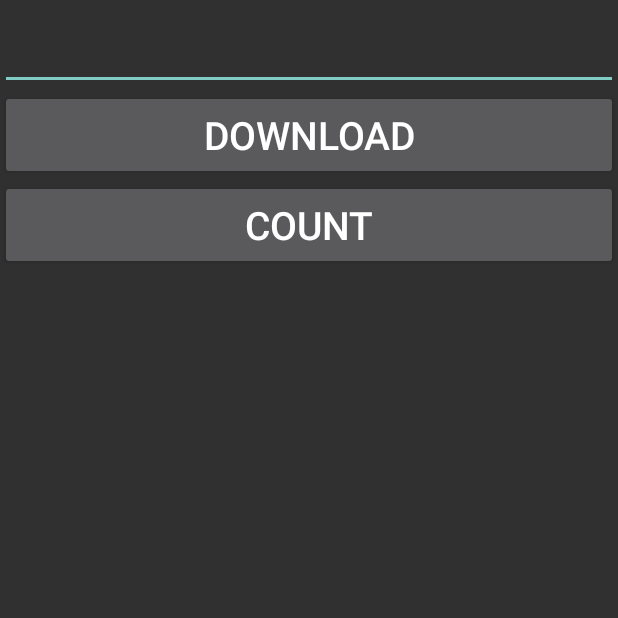
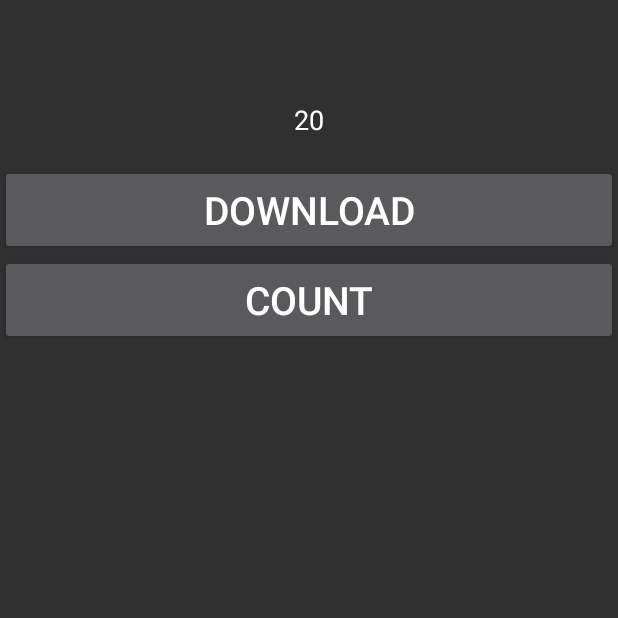
Before and after one commit to sanders-josh/JSanders22Ex, an Android app: the HandlerActivity screen opened directly, with no data from a screen before it, on a phone screen of 412 x 824 dp, the top half of it. Run offline under Robolectric (Android 15) with nearby library versions, the phone set to English and light mode, and no system bars; our stand-ins replace ButterKnife.

Commit message:
handler working

```diff
--- a/app/src/main/res/layout/activity_handler.xml
+++ b/app/src/main/res/layout/activity_handler.xml
@@ -4,13 +4,18 @@
     android:layout_width="match_parent"
     android:layout_height="match_parent"
     android:orientation="vertical"
-    tools:context=".activity.HandlerActivity">
+    tools:context=".activity.HandlerActivity"
+    android:paddingTop="50dp">
 
     <EditText
         android:id="@+id/handler_edittext"
         android:layout_width="match_parent"
         android:layout_height="60dp"
-        android:gravity="center"/>
+        android:gravity="center"
+        android:inputType="text"
+        android:cursorVisible="false"
+        android:text="20"
+        android:background="@null"/>
 
     <Button
         android:id="@+id/handler_download"
```
Also changed, not shown: app/src/main/java/com/example/jsand/jsanders22ex/activity/HandlerActivity.java (+31 -33 lines).
